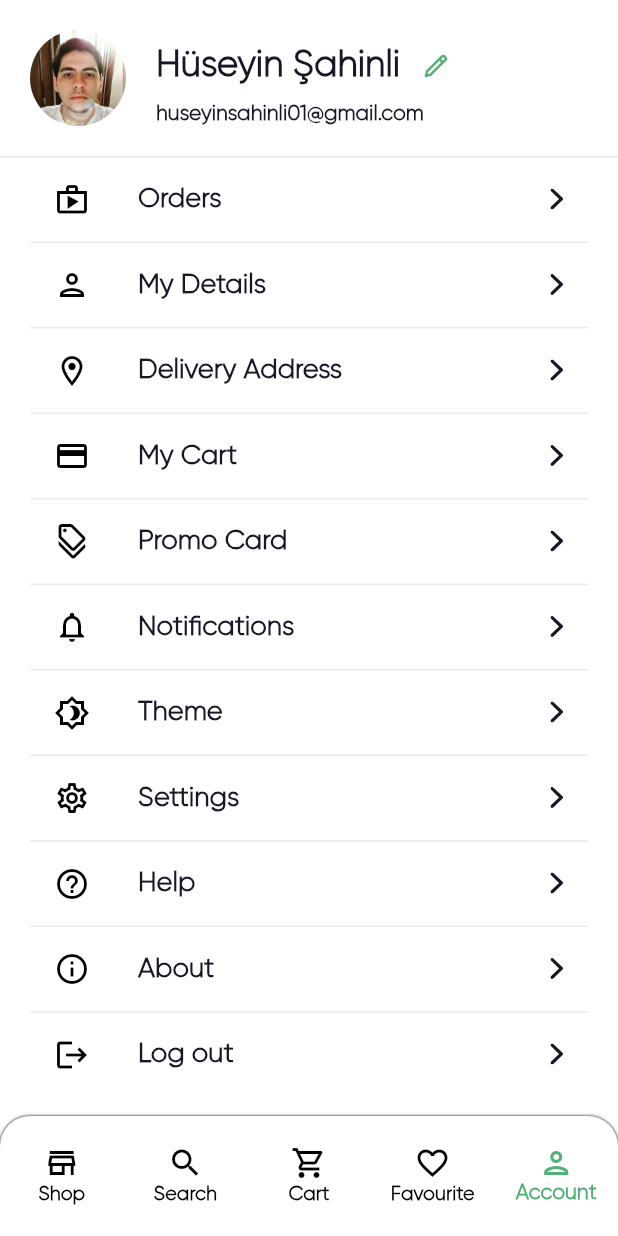
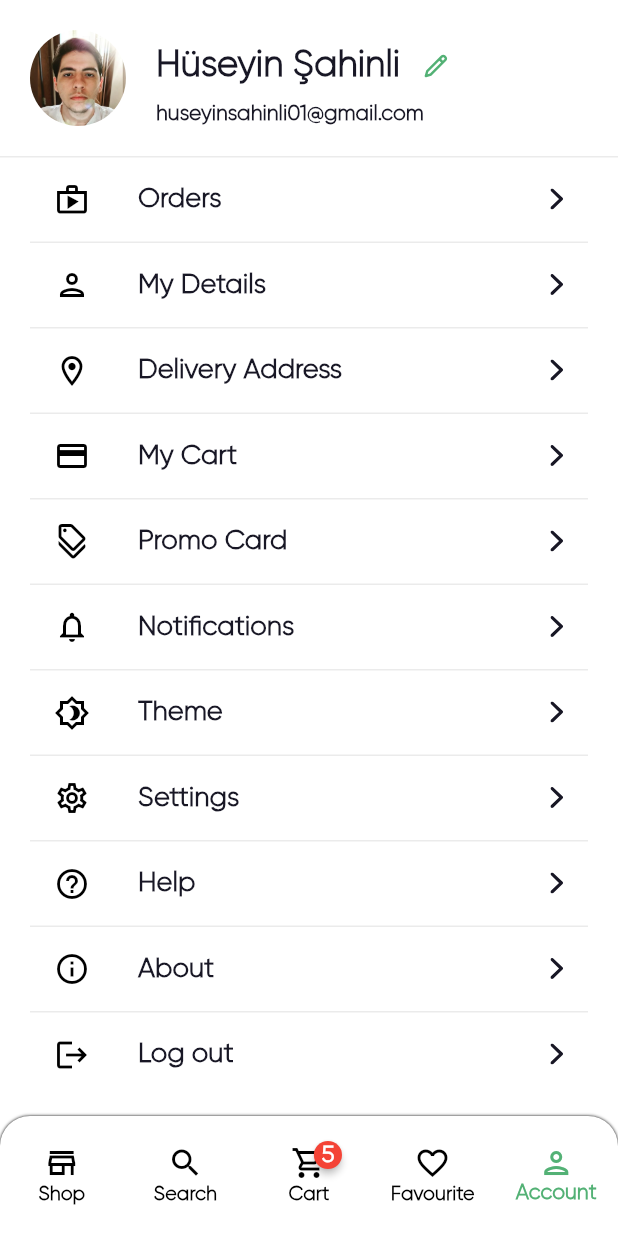
Before and after one commit to huseyinsahinli/FlutterShoppingApp, a Flutter app: the AccountPage screen opened by its route, on a phone screen of 412 x 824 dp. Run offline on Flutter 3.47's test engine with Material 2 defaults, Android fonts, the phone set to English and light mode, and no system bars; drawn by our look-alikes of badges; our stand-ins replace auto_route, cloud_firestore, easy_localization, firebase_auth, firebase_core, flutter_svg and 1 more; accounts and stored records are empty.

Commit message:
Feature: Add Account Sheets First Step

```diff
--- a/lib/core/models/account_card_model.dart
+++ b/lib/core/models/account_card_model.dart
@@ -2,14 +2,16 @@ import 'package:flutter/material.dart';
 import 'package:nectar_ui/core/constant/app_icon.dart';
 import 'package:nectar_ui/core/extensions/string_extensions.dart';
 import 'package:nectar_ui/core/init/lang/locale_keys.g.dart';
+import 'package:nectar_ui/view/account_page/components/logout.dart';
+
+import '../../view/account_page/components/theme.dart';
 
 class AccountModel {
   final String title;
   final Icon leading;
-  AccountModel(
-    this.title,
-    this.leading,
-  );
+  final Widget? widget;
+  bool? bottomSheet;
+  AccountModel(this.title, this.leading, [this.widget, this.bottomSheet]);
 }
 
 class AccountModels {
@@ -22,10 +24,20 @@ class AccountModels {
     AccountModel(LocaleKeys.account_promoCard.locale, AppIcons.accountPromo),
     AccountModel(
         LocaleKeys.account_notifications.locale, AppIcons.accountNotifications),
-    AccountModel(LocaleKeys.account_theme.locale, AppIcons.accountTheme),
+    AccountModel(
+      LocaleKeys.account_theme.locale,
+      AppIcons.accountTheme,
+      const ThemeSheet(),
+      true,
+    ),
     AccountModel(LocaleKeys.account_settings.locale, AppIcons.accountSettings),
     AccountModel(LocaleKeys.account_help.locale, AppIcons.accountHelp),
     AccountModel(LocaleKeys.account_about.locale, AppIcons.accountAbout),
-    AccountModel(LocaleKeys.account_logout.locale, AppIcons.accountLogout),
+    AccountModel(
+      LocaleKeys.account_logout.locale,
+      AppIcons.accountLogout,
+      LogoutSheet(),
+      true,
+    ),
   ];
 }
--- a/lib/core/navigator/app_router.dart
+++ b/lib/core/navigator/app_router.dart
@@ -1,5 +1,6 @@
 import 'package:auto_route/auto_route.dart';
 import 'package:flutter/material.dart';
+import 'package:nectar_ui/view/account_page/transaction_page.dart';
 import 'package:nectar_ui/view/filters_page/filters_page.dart';
 import 'package:nectar_ui/view/home_page/home_page.dart';
 import 'package:nectar_ui/view/shop_page/shop_page.dart';
@@ -14,6 +15,7 @@ import '../../view/detalis_page/search_detail_page.dart';
 import '../../view/favourite_page/favourite_page.dart';
 import '../../view/onboarding_page/view/onboard_view.dart';
 import '../../view/search_page/search_page.dart';
+import '../models/account_card_model.dart';
 
 part 'app_router.gr.dart';
 
@@ -48,6 +50,10 @@ part 'app_router.gr.dart';
     AutoRoute(
       page: ProductDetailsPage,
       path: ':id',
+    ),
+    AutoRoute(
+      page: TransactionPage,
+      path: '/transaction',
     ),
     AutoRoute(
       page: FilterPage,
--- a/lib/view/home_page/home_page.dart
+++ b/lib/view/home_page/home_page.dart
@@ -1,4 +1,5 @@
 import 'package:auto_route/auto_route.dart';
+import 'package:badges/badges.dart';
 import 'package:flutter/material.dart';
 import 'package:nectar_ui/core/constant/app_icon.dart';
 import 'package:nectar_ui/core/extensions/string_extensions.dart';
@@ -58,7 +59,19 @@ class _HomePageState extends State<HomePage> {
                     LocaleKeys.home_search.locale,
                   ),
                   _createBottomBarItem(
-                    AppIcons.cart,
+                    Center(
+                      child: Badge(
+                        badgeContent: Text(
+                          '5',
+                          style:
+                              Theme.of(context).textTheme.subtitle2!.copyWith(
+                                    color: Colors.white,
+                                  ),
+                        ),
+                        animationDuration: const Duration(milliseconds: 300),
+                        child: AppIcons.cart,
+                      ),
+                    ),
                     LocaleKeys.home_cart.locale,
                   ),
                   _createBottomBarItem(
@@ -80,7 +93,7 @@ class _HomePageState extends State<HomePage> {
     );
   }
 
-  BottomNavigationBarItem _createBottomBarItem(Icon icon, String label) {
+  BottomNavigationBarItem _createBottomBarItem(icon, String label) {
     return BottomNavigationBarItem(icon: icon, label: label);
   }
 }
--- a/pubspec.yaml
+++ b/pubspec.yaml
@@ -41,6 +41,7 @@ dependencies:
 
   mobx_codegen: ^2.0.7
   cloud_firestore: ^3.4.4
+  badges: ^2.0.3
 
 dev_dependencies:
   flutter_test:
```
Also changed, not shown: lib/core/widgets/custom_bottom_sheet.dart (added, +46 -0 lines), lib/view/account_page/account_page.dart (+13 -3 lines), lib/view/account_page/components/logout.dart (added, +61 -0 lines), lib/view/account_page/components/theme.dart (added, +35 -0 lines), lib/view/account_page/transaction_page.dart (added, +26 -0 lines), lib/view/cart_page/cart_page.dart (+26 -32 lines), lib/core/navigator/app_router.gr.dart, lib/view/account_page/components/about.dart (added), lib/view/account_page/components/address.dart (added), lib/view/account_page/components/credit_cart.dart (added), lib/view/account_page/components/details.dart (added), lib/view/account_page/components/help.dart (added), lib/view/account_page/components/notifications.dart (added), lib/view/account_page/components/orders.dart (added), 4 more files.
